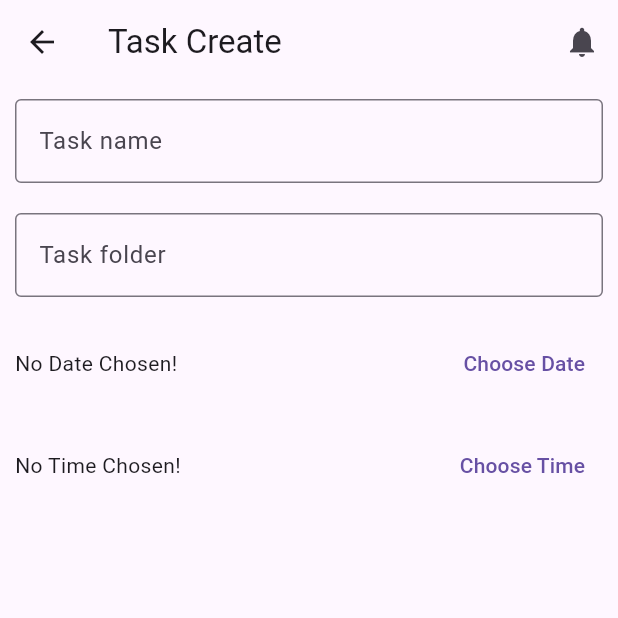
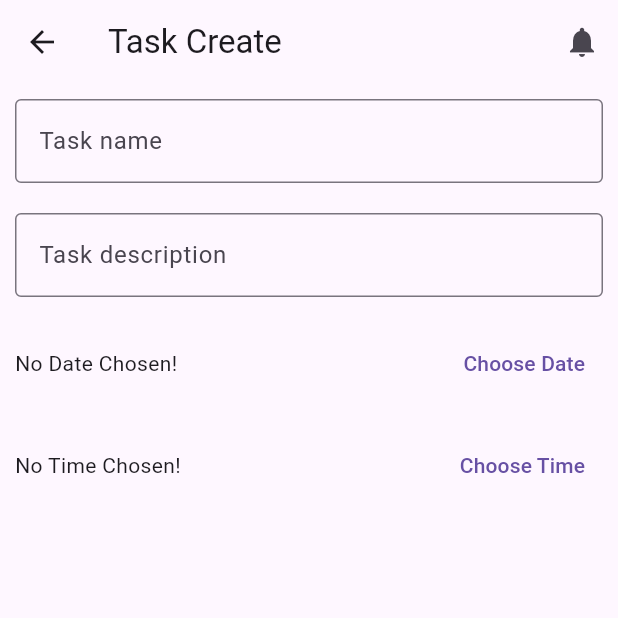
Before and after one commit to PhatHuuPham/task_manager, a Flutter app: the screen it shows after launch, item 2 of the bottom bar chosen, after a tap on the "add" icon, on a phone screen of 412 x 824 dp, the top half of it. Run offline on Flutter 3.47's test engine with Material 3 defaults, Android fonts, the phone set to English and light mode, and no system bars; our stand-ins replace cloud_firestore, firebase_core; accounts and stored records are empty.

```diff
--- a/lib/features/task_manager/presentation/srceen/task_create.dart
+++ b/lib/features/task_manager/presentation/srceen/task_create.dart
@@ -11,6 +11,8 @@ class TaskCreatePage extends StatefulWidget {
 
 class _TaskCreatePageState extends State<TaskCreatePage> {
   final TextEditingController _taskNameController = TextEditingController();
+  final TextEditingController _taskDescriptionController =
+      TextEditingController();
   DateTime? _selectedDate;
   TimeOfDay? _selectedTime;
   bool _isSaved = false;
@@ -27,11 +29,15 @@ class _TaskCreatePageState extends State<TaskCreatePage> {
     super.dispose();
   }
 
-  void addTask() async {
+  void addTask(
+      String name, String description, String date, String time) async {
     await FirebaseFirestore.instance.collection('tasks').add({
-      'taskName': _taskNameController.text,
-      'taskDate': _selectedDate,
-      'taskTime': _selectedTime,
+      'name': name,
+      'description': description,
+      'date': date, // Lưu định dạng yyyy-MM-dd
+      'time': time, // Lưu định dạng HH:mm
+      'createdAt':
+          FieldValue.serverTimestamp(), // Ngày giờ tạo tự động từ server
     });
   }
 
@@ -108,10 +114,11 @@ class _TaskCreatePageState extends State<TaskCreatePage> {
                   ),
                   Container(
                     padding: const EdgeInsets.all(10),
-                    child: const TextField(
-                      decoration: InputDecoration(
+                    child: TextField(
+                      controller: _taskDescriptionController,
+                      decoration: const InputDecoration(
                         border: OutlineInputBorder(),
-                        labelText: 'Task folder',
+                        labelText: 'Task description',
                       ),
                     ),
                   ),
@@ -178,7 +185,17 @@ class _TaskCreatePageState extends State<TaskCreatePage> {
               mainAxisAlignment: MainAxisAlignment.spaceEvenly,
               children: [
                 TextButton(
-                  onPressed: _isSaved ? () {} : null,
+                  onPressed: _isSaved
+                      ? () {
+                          addTask(
+                            _taskNameController.text,
+                            _taskDescriptionController.text,
+                            DateFormat('yyyy-MM-dd').format(_selectedDate!),
+                            _selectedTime!.format(context),
+                          );
+                          Navigator.pop(context);
+                        }
+                      : null,
                   style: TextButton.styleFrom(
                     padding: const EdgeInsets.symmetric(
                         horizontal: 60, vertical: 25),
--- a/lib/main.dart
+++ b/lib/main.dart
@@ -1,10 +1,13 @@
 import 'package:flutter/material.dart';
 import 'package:task_manager/features/task_manager/presentation/srceen/main_screen.dart';
 import 'package:firebase_core/firebase_core.dart';
+import 'firebase_options.dart'; // Import the Firebase options
 
 void main() async {
   WidgetsFlutterBinding.ensureInitialized();
-  await Firebase.initializeApp();
+  await Firebase.initializeApp(
+    options: DefaultFirebaseOptions.currentPlatform, // Provide the options
+  );
   runApp(const MyApp());
 }
 
```
